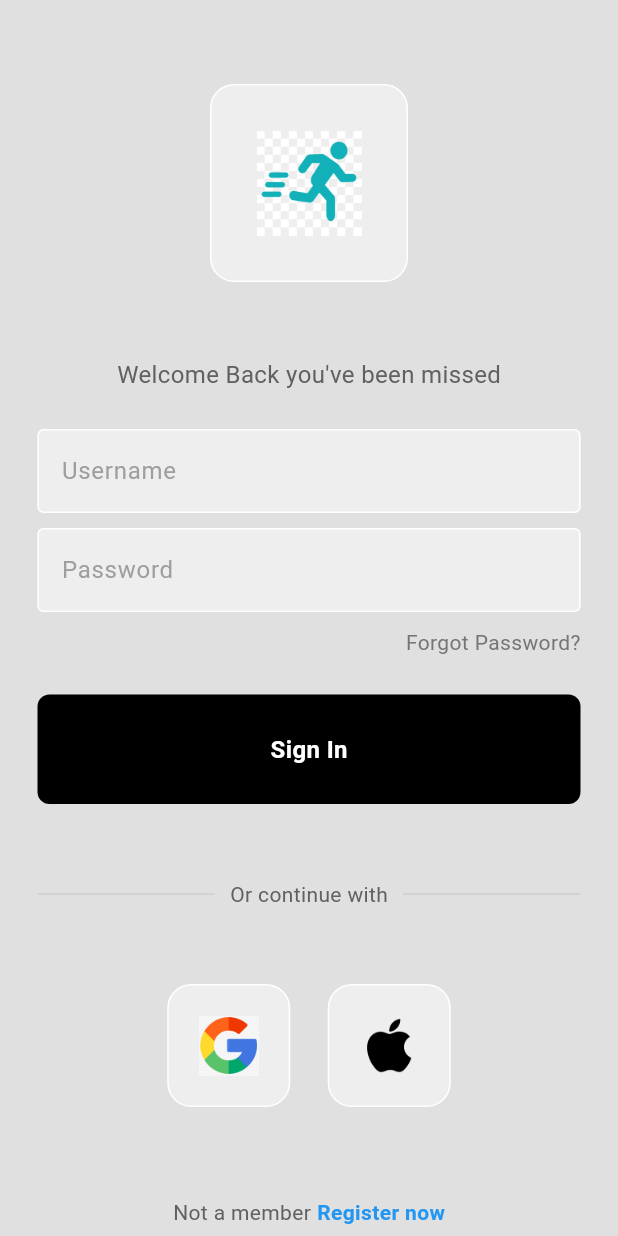
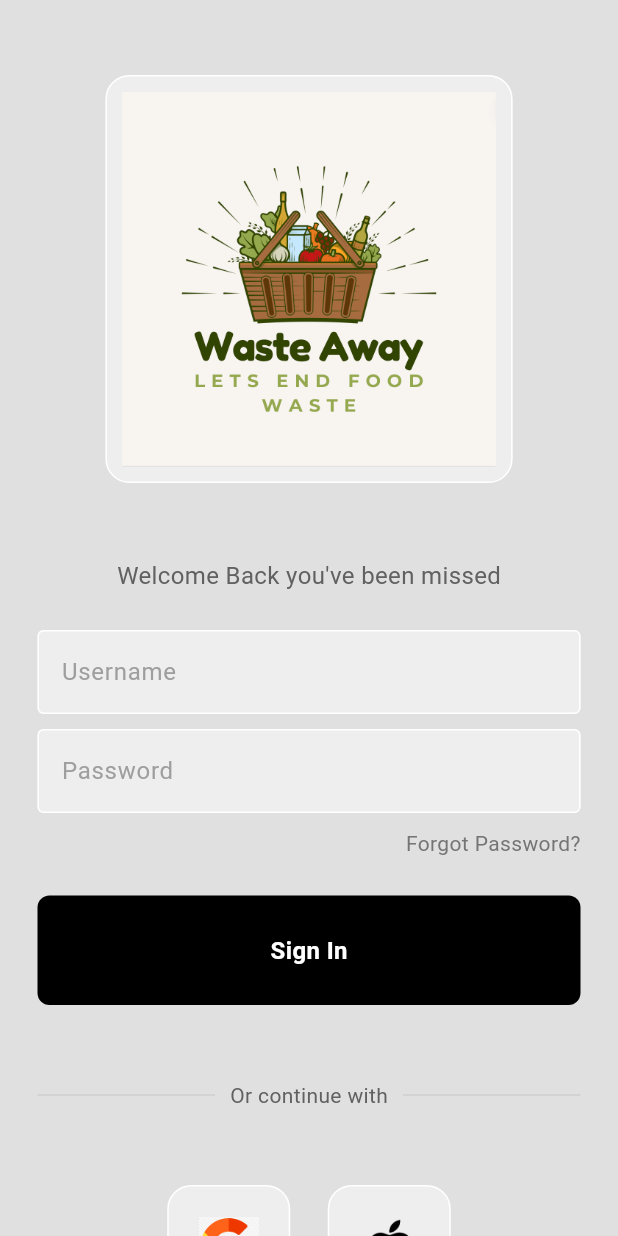
Before and after one commit to RhysRoo/SDrecipe, a Flutter app: the screen it shows after launch, on a phone screen of 412 x 824 dp. Run offline on Flutter 3.47's test engine with Material 3 defaults, Android fonts, the phone set to English and light mode, and no system bars; our stand-ins replace cloud_firestore, firebase_auth, firebase_core, google_sign_in, sign_in_with_apple, video_player; accounts and stored records are empty.

Commit message:
mods_to_login_page

```diff
--- a/recipe_app/lib/pages/login/ui_components/logo_tile.dart
+++ b/recipe_app/lib/pages/login/ui_components/logo_tile.dart
@@ -8,7 +8,7 @@ class LogoTiling extends StatelessWidget {
   @override
   Widget build(BuildContext context) {
     return Container(
-      padding: const EdgeInsets.all(30),
+      padding: const EdgeInsets.all(10),
       decoration: BoxDecoration(
         border: Border.all(color: Colors.white),
         borderRadius: BorderRadius.circular(16),
@@ -16,7 +16,7 @@ class LogoTiling extends StatelessWidget {
       ),
       child: Image.asset(
         imagePath,
-        height: 70,
+        height: 250,
       ),
     );
   }
--- a/recipe_app/lib/pages/login_page.dart
+++ b/recipe_app/lib/pages/login_page.dart
@@ -96,8 +96,7 @@ class _LoginPageState extends State<LoginPage> {
               children: [
                 const SizedBox(height: 50),
                 // Logo Textfield
-                const LogoTiling(
-                    imagePath: 'lib/fitnessImage/fitnessLogo.jpeg'),
+                const LogoTiling(imagePath: 'assets/images/logo/logo.png'),
 
                 const SizedBox(height: 50),
 
```
